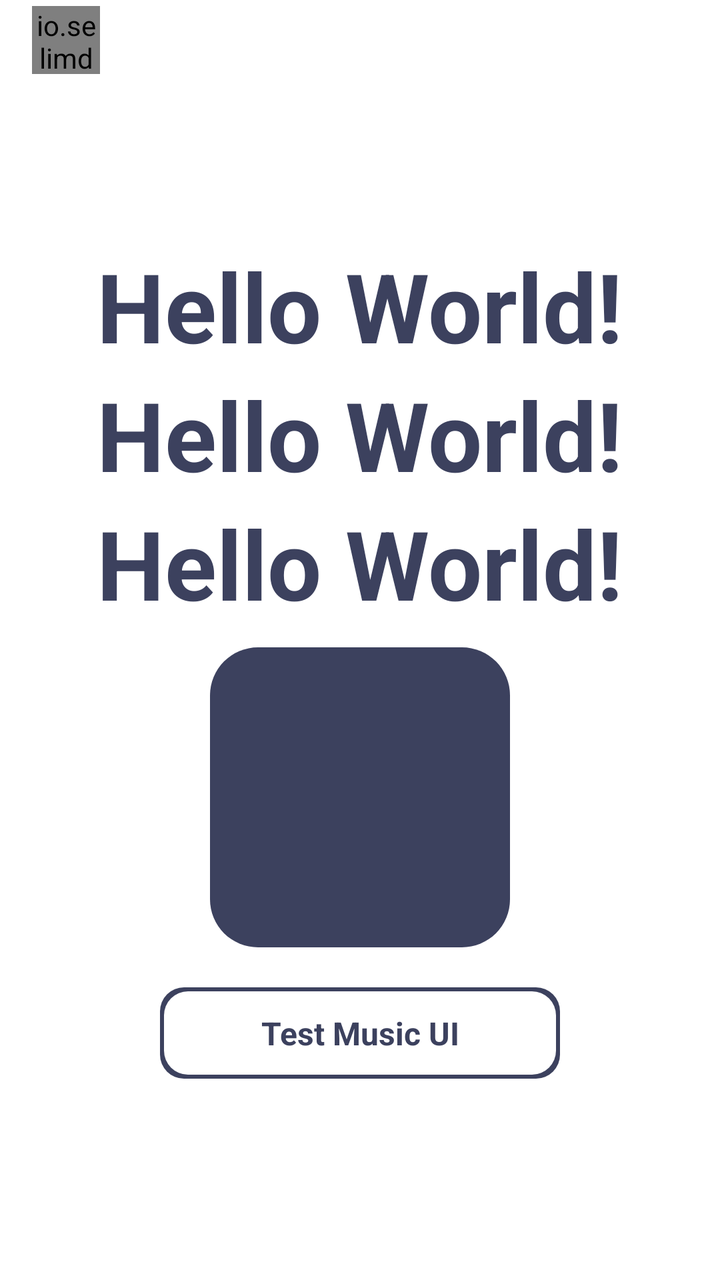
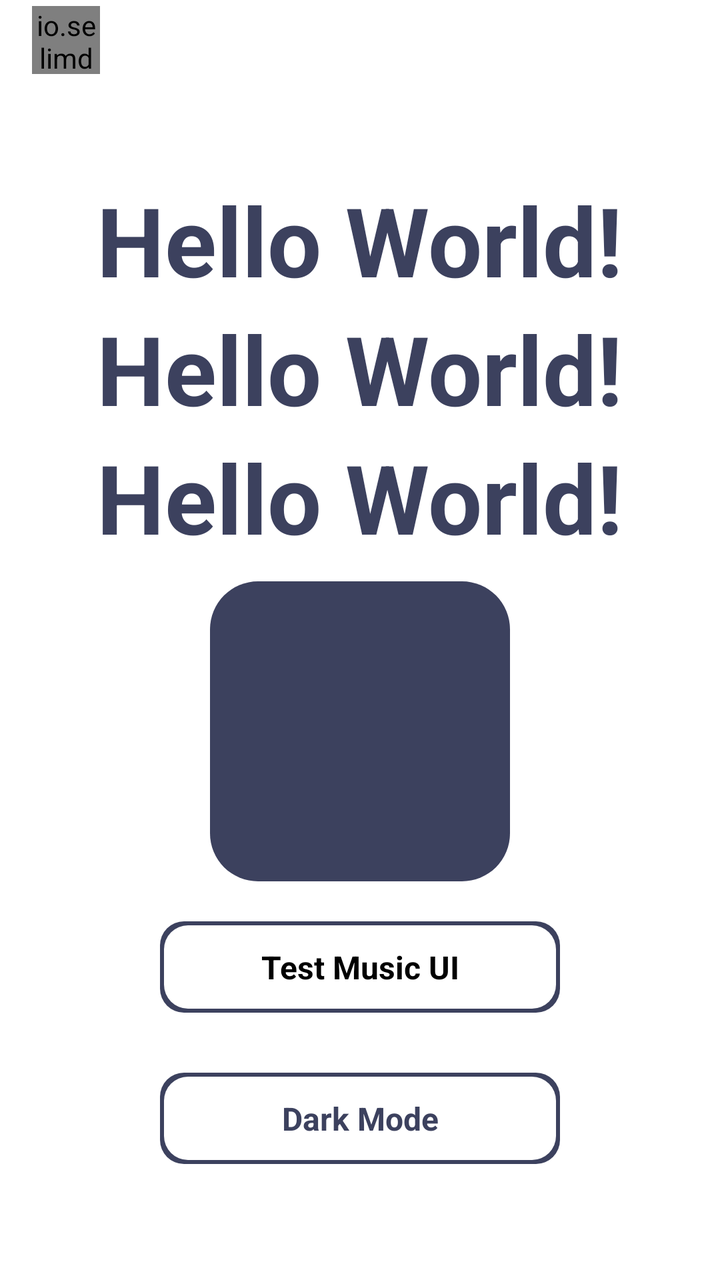

Screens rendered from an Android XML layout before and after an edit, with the pre-edit source and the edit as a unified diff.
<!-- AndroidManifest.xml: application theme Theme.MC.One -->
<!-- res/layout/activity_main.xml -->
<?xml version="1.0" encoding="utf-8"?>
<LinearLayout xmlns:android="http://schemas.android.com/apk/res/android"
    xmlns:app="http://schemas.android.com/apk/res-auto"
    android:layout_width="match_parent"
    android:layout_height="match_parent"
    android:background="?colorOnBackground"
    android:orientation="vertical">

    <include
        android:id="@+id/toolbar"
        layout="@layout/toolbar_main" />

    <LinearLayout
        android:layout_width="match_parent"
        android:layout_height="match_parent"
        android:layout_gravity="center"
        android:gravity="center"
        android:orientation="vertical">

        <TextView
            android:layout_width="wrap_content"
            android:layout_height="wrap_content"
            android:layout_gravity="center"
            android:gravity="center"
            android:text="Hello World!"
            android:textColor="?mc_track"
            android:textSize="48sp"
            android:textStyle="bold" />

        <TextView
            android:layout_width="wrap_content"
            android:layout_height="wrap_content"
            android:layout_gravity="center"
            android:gravity="center"
            android:text="Hello World!"
            android:textColor="?mc_tick"
            android:textSize="48sp"
            android:textStyle="bold" />

        <TextView
            android:layout_width="wrap_content"
            android:layout_height="wrap_content"
            android:layout_gravity="center"
            android:gravity="center"
            android:text="Hello World!"
            android:textColor="?mc_track"
            android:textSize="48sp"
            android:textStyle="bold" />

        <com.google.android.material.card.MaterialCardView
            android:layout_width="150dp"
            android:layout_height="150dp"
            android:layout_marginTop="10dp"
            app:cardCornerRadius="24dp"
            app:cardElevation="0dp"
            app:cardPreventCornerOverlap="true"
            app:strokeWidth="0dp">

            <View
                android:layout_width="match_parent"
                android:layout_height="match_parent"
                android:background="?mc_bg" />

        </com.google.android.material.card.MaterialCardView>

        <FrameLayout
            android:id="@+id/trans"
            android:layout_width="200dp"
            android:layout_height="wrap_content"
            android:layout_margin="20dp"
            android:background="@drawable/background_border"
            android:clickable="true"
            android:focusable="true"
            android:foreground="?selectableItemBackground">

            <TextView
                android:layout_width="match_parent"
                android:layout_height="wrap_content"
                android:gravity="center"
                android:padding="12dp"
                android:text="@string/test_music_ui"
                android:textColor="?mc_track"
                android:textSize="16sp"
                android:textStyle="bold" />

        </FrameLayout>

    </LinearLayout>

</LinearLayout>
<!-- res/layout/toolbar_main.xml (included above) -->
<?xml version="1.0" encoding="utf-8"?>
<LinearLayout xmlns:android="http://schemas.android.com/apk/res/android"
    android:id="@+id/card"
    android:layout_width="match_parent"
    android:layout_height="40dp"
    android:background="?colorOnBackground"
    android:gravity="center_vertical"
    android:orientation="horizontal"
    android:paddingStart="16dp"
    android:paddingEnd="16dp">

    <io.selimdawa.multicolors.MultiColorButton
        android:layout_width="34dp"
        android:layout_height="34dp" />

</LinearLayout>
<!-- resources referenced by this layout -->
<resources>
  <!-- drawable background_border (drawable) -->
  <?xml version="1.0" encoding="utf-8"?>
  <layer-list xmlns:android="http://schemas.android.com/apk/res/android">
      <item>
          <shape android:shape="rectangle">
              <gradient
                  android:angle="45"
                  android:endColor="?mc_tick"
                  android:startColor="?mc_track"
                  android:type="linear" />
              <corners android:radius="12dp" />
          </shape>
      </item>
      <item
          android:bottom="2dp"
          android:left="2dp"
          android:right="2dp"
          android:top="2dp">
          <shape android:shape="rectangle">
              <solid android:color="?attr/colorOnBackground" />
              <corners android:radius="12dp" />
          </shape>
      </item>
  </layer-list>
  <string name="test_music_ui">Test Music UI</string>
  <style name="Theme.MC.One" parent="MC_Base_Theme">
          <item name="mc_bg">@color/mc_basic_2</item>
          <item name="mc_tick">@color/mc_basic_2</item>
          <item name="mc_track">@color/mc_basic_2</item>
      </style>
  <style name="MC_Base_Theme" parent="Theme.Material3.DayNight.NoActionBar">
          <item name="android:statusBarColor">@color/mc_white</item>
          <item name="android:windowLightStatusBar">true</item>
          <item name="colorPrimary">@color/mc_colorPrimary</item>
          <item name="colorOnBackground">@color/mc_white</item>
          <item name="colorError">@color/mc_dark</item>
      </style>
  <color name="mc_basic_2">#3c415e</color>
  <color name="mc_white">#ffffff</color>
  <color name="mc_colorPrimary">#fff</color>
  <color name="mc_dark">#000000</color>
</resources>

<!-- the commit's change to res/layout/activity_main.xml (unified diff, before → after) -->
@@ -79,6 +79,29 @@
                 android:gravity="center"
                 android:padding="12dp"
                 android:text="@string/test_music_ui"
+                android:textColor="?colorError"
+                android:textSize="16sp"
+                android:textStyle="bold" />
+
+        </FrameLayout>
+
+        <FrameLayout
+            android:id="@+id/btnNightMode"
+            android:layout_width="200dp"
+            android:layout_height="wrap_content"
+            android:layout_margin="10dp"
+            android:background="@drawable/background_border"
+            android:clickable="true"
+            android:focusable="true"
+            android:foreground="?selectableItemBackground">
+
+            <TextView
+                android:id="@+id/tvNightMode"
+                android:layout_width="match_parent"
+                android:layout_height="wrap_content"
+                android:gravity="center"
+                android:padding="12dp"
+                android:text="@string/dark_mode"
                 android:textColor="?mc_track"
                 android:textSize="16sp"
                 android:textStyle="bold" />
<!-- resource entries referenced after the edit -->
@@ -24,6 +24,7 @@
           </shape>
       </item>
   </layer-list>
+  <string name="dark_mode">Dark Mode</string>
   <string name="test_music_ui">Test Music UI</string>
   <style name="Theme.MC.One" parent="MC_Base_Theme">
           <item name="mc_bg">@color/mc_basic_2</item>
